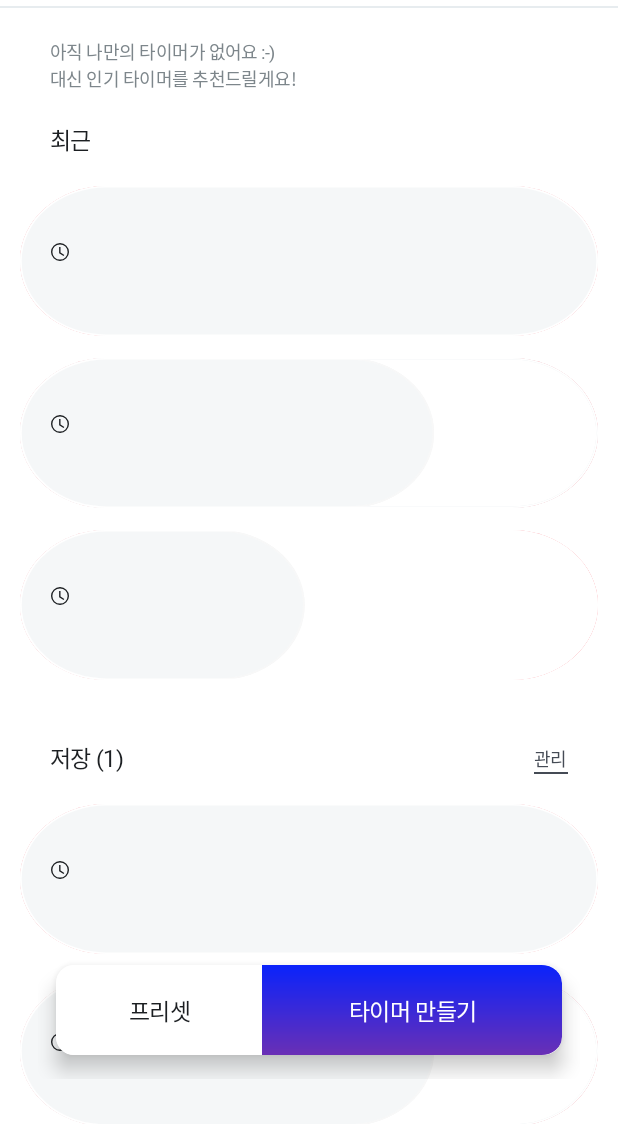
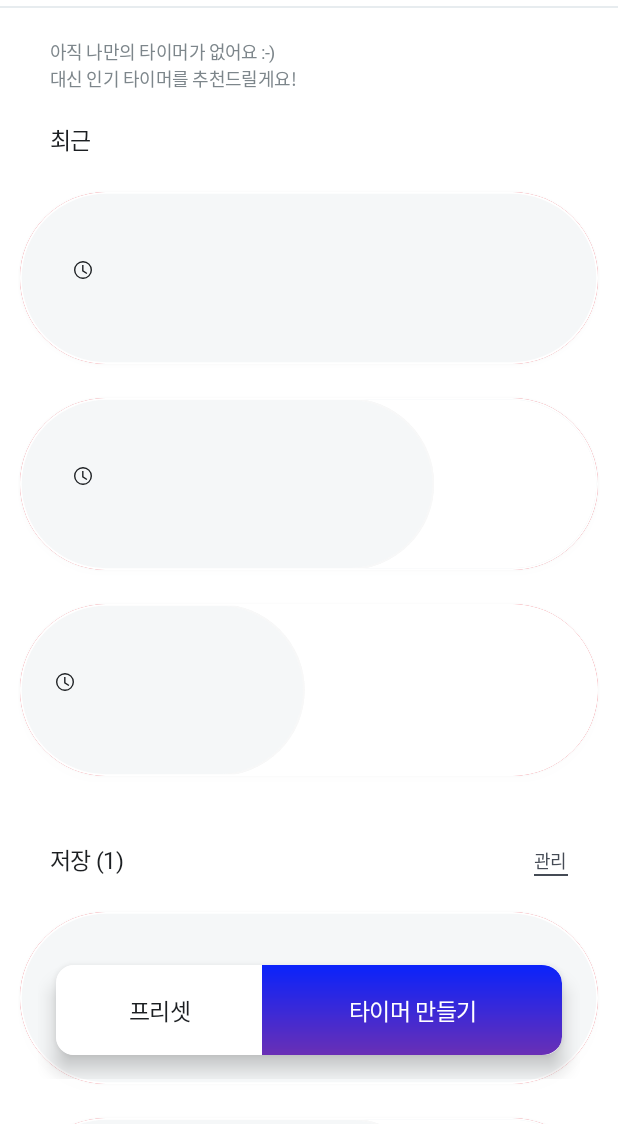
Before and after one commit to trycatch98/timer_client_and, an Android app: the screen it shows after launch (MainActivity), on a phone screen of 412 x 824 dp, the part 112-1236 px from its top. Run offline under Robolectric (Android 15) with nearby library versions, the phone set to English and light mode, and no system bars; our stand-ins replace Dagger/Hilt's generated code, data binding; libraries missing offline, so code that uses them is left out: androidx.hilt.lifecycle.

Commit message:
resource : timer item layout 변경

```diff
--- a/app/src/main/res/layout/item_hour_timer.xml
+++ b/app/src/main/res/layout/item_hour_timer.xml
@@ -10,17 +10,27 @@
             type="String" />
     </data>
 
-    <FrameLayout
+    <androidx.constraintlayout.widget.ConstraintLayout
         xmlns:android="http://schemas.android.com/apk/res/android"
         android:layout_width="match_parent"
-        android:layout_height="100dp">
+        android:layout_height="wrap_content">
 
-        <FrameLayout
+        <androidx.constraintlayout.widget.Guideline
+            android:id="@+id/task_end_guide"
+            android:layout_width="0dp"
+            android:layout_height="0dp"
+            android:orientation="vertical"
+            app:layout_constraintGuide_percent="0.897"/>
+
+        <View
             android:layout_width="match_parent"
-            android:layout_height="match_parent"
+            android:layout_height="0dp"
             android:layout_marginStart="13dp"
             android:layout_marginEnd="13dp"
-            android:background="@drawable/background_timer">
+            app:layout_constraintTop_toTopOf="parent"
+            app:layout_constraintBottom_toBottomOf="parent"
+            app:layout_constraintDimensionRatio="h, 335:100"
+            android:background="@drawable/background_timer"/>
 
         <TextView
             android:id="@+id/task"
@@ -29,41 +39,50 @@
             android:theme="@style/TextTitle"
             android:text="@{task}"
             android:textColor="@color/colorWhite"
-                android:layout_marginEnd="25dp"
-                android:layout_gravity="end|center_vertical" />
+            app:layout_constraintTop_toTopOf="parent"
+            app:layout_constraintBottom_toBottomOf="parent"
+            app:layout_constraintEnd_toEndOf="@id/task_end_guide" />
 
-        </FrameLayout>
+        <com.google.android.material.card.MaterialCardView
+            android:id="@+id/card"
+            android:layout_width="match_parent"
+            android:layout_height="0dp"
+            app:cardCornerRadius="100dp"
+            app:cardElevation="4dp"
+            android:outlineSpotShadowColor="@color/colorShadow"
+            android:layout_marginStart="13dp"
+            android:layout_marginEnd="13dp"
+            android:layout_marginTop="4dp"
+            android:layout_marginBottom="4dp"
+            app:layout_constraintTop_toTopOf="parent"
+            app:layout_constraintBottom_toBottomOf="parent"
+            app:layout_constraintDimensionRatio="h, 335:100">
+
+            <View
+                android:layout_width="match_parent"
+                android:layout_height="match_parent"
+                android:background="@drawable/background_hour_timer"/>
 
             <androidx.constraintlayout.widget.ConstraintLayout
-            android:id="@+id/card"
                 android:layout_width="match_parent"
-            android:layout_height="match_parent"
-            android:layout_marginStart="13dp"
-            android:layout_marginEnd="13dp"
-            android:background="@drawable/background_hour_timer">
+                android:layout_height="match_parent">
 
                 <androidx.constraintlayout.widget.Guideline
-                android:id="@+id/view_start_guide"
+                    android:id="@+id/icon_start_guide"
                     android:layout_width="0dp"
                     android:layout_height="0dp"
                     android:orientation="vertical"
-                app:layout_constraintGuide_begin="21dp"/>
-
-            <androidx.constraintlayout.widget.Guideline
-                android:id="@+id/title_top_guide"
-                android:layout_width="0dp"
-                android:layout_height="0dp"
-                android:orientation="horizontal"
-                app:layout_constraintGuide_begin="32dp"/>
+                    app:layout_constraintGuide_percent="0.094"/>
 
                 <ImageView
                     android:id="@+id/icon"
                     android:layout_width="wrap_content"
                     android:layout_height="wrap_content"
                     android:src="@drawable/ic_timer"
+                    app:layout_constraintVertical_bias="0.6"
                     app:layout_constraintTop_toTopOf="@id/title"
                     app:layout_constraintBottom_toBottomOf="@id/title"
-                app:layout_constraintStart_toStartOf="@id/view_start_guide" />
+                    app:layout_constraintStart_toStartOf="@id/icon_start_guide" />
 
                 <TextView
                     android:id="@+id/title"
@@ -90,5 +109,7 @@
 
             </androidx.constraintlayout.widget.ConstraintLayout>
 
-    </FrameLayout>
+        </com.google.android.material.card.MaterialCardView>
+
+    </androidx.constraintlayout.widget.ConstraintLayout>
 </layout>
--- a/app/src/main/res/layout/item_minute_timer.xml
+++ b/app/src/main/res/layout/item_minute_timer.xml
@@ -10,17 +10,27 @@
             type="String" />
     </data>
 
-    <FrameLayout
+    <androidx.constraintlayout.widget.ConstraintLayout
         xmlns:android="http://schemas.android.com/apk/res/android"
         android:layout_width="match_parent"
-        android:layout_height="100dp">
+        android:layout_height="wrap_content">
 
-        <FrameLayout
+        <androidx.constraintlayout.widget.Guideline
+            android:id="@+id/task_end_guide"
+            android:layout_width="0dp"
+            android:layout_height="0dp"
+            android:orientation="vertical"
+            app:layout_constraintGuide_percent="0.897"/>
+
+        <View
             android:layout_width="match_parent"
-            android:layout_height="match_parent"
+            android:layout_height="0dp"
             android:layout_marginStart="13dp"
             android:layout_marginEnd="13dp"
-            android:background="@drawable/background_timer">
+            app:layout_constraintTop_toTopOf="parent"
+            app:layout_constraintBottom_toBottomOf="parent"
+            app:layout_constraintDimensionRatio="h, 335:100"
+            android:background="@drawable/background_timer"/>
 
         <TextView
             android:id="@+id/task"
@@ -29,41 +39,51 @@
             android:theme="@style/TextTitle"
             android:text="@{task}"
             android:textColor="@color/colorWhite"
-                android:layout_marginEnd="25dp"
-                android:layout_gravity="end|center_vertical" />
+            app:layout_constraintTop_toTopOf="parent"
+            app:layout_constraintBottom_toBottomOf="parent"
+            app:layout_constraintEnd_toEndOf="@id/task_end_guide" />
 
-        </FrameLayout>
+        <com.google.android.material.card.MaterialCardView
+            android:id="@+id/card"
+            android:layout_width="match_parent"
+            android:layout_height="0dp"
+            app:cardCornerRadius="100dp"
+            app:cardElevation="4dp"
+            android:outlineSpotShadowColor="@color/colorShadow"
+            android:layout_marginStart="13dp"
+            android:layout_marginEnd="13dp"
+            android:layout_marginTop="4dp"
+            android:layout_marginBottom="4dp"
+            app:layout_constraintTop_toTopOf="parent"
+            app:layout_constraintBottom_toBottomOf="parent"
+            app:layout_constraintDimensionRatio="h, 335:100">
+
+            <View
+                android:layout_width="match_parent"
+                android:layout_height="match_parent"
+                android:background="@drawable/background_minute_timer"/>
+
 
             <androidx.constraintlayout.widget.ConstraintLayout
-            android:id="@+id/card"
                 android:layout_width="match_parent"
-            android:layout_height="match_parent"
-            android:layout_marginStart="13dp"
-            android:layout_marginEnd="13dp"
-            android:background="@drawable/background_minute_timer">
+                android:layout_height="match_parent">
 
                 <androidx.constraintlayout.widget.Guideline
-                android:id="@+id/view_start_guide"
+                    android:id="@+id/icon_start_guide"
                     android:layout_width="0dp"
                     android:layout_height="0dp"
                     android:orientation="vertical"
-                app:layout_constraintGuide_begin="21dp"/>
-
-            <androidx.constraintlayout.widget.Guideline
-                android:id="@+id/title_top_guide"
-                android:layout_width="0dp"
-                android:layout_height="0dp"
-                android:orientation="horizontal"
-                app:layout_constraintGuide_begin="32dp"/>
+                    app:layout_constraintGuide_percent="0.094"/>
 
                 <ImageView
                     android:id="@+id/icon"
                     android:layout_width="wrap_content"
                     android:layout_height="wrap_content"
                     android:src="@drawable/ic_timer"
+                    app:layout_constraintVertical_bias="0.6"
                     app:layout_constraintTop_toTopOf="@id/title"
                     app:layout_constraintBottom_toBottomOf="@id/title"
-                app:layout_constraintStart_toStartOf="@id/view_start_guide" />
+                    app:layout_constraintStart_toStartOf="@id/icon_start_guide" />
 
                 <TextView
                     android:id="@+id/title"
@@ -90,5 +110,7 @@
 
             </androidx.constraintlayout.widget.ConstraintLayout>
 
-    </FrameLayout>
+        </com.google.android.material.card.MaterialCardView>
+
+    </androidx.constraintlayout.widget.ConstraintLayout>
 </layout>
--- a/app/src/main/res/layout/item_second_timer.xml
+++ b/app/src/main/res/layout/item_second_timer.xml
@@ -10,17 +10,27 @@
             type="String" />
     </data>
 
-    <FrameLayout
+    <androidx.constraintlayout.widget.ConstraintLayout
         xmlns:android="http://schemas.android.com/apk/res/android"
         android:layout_width="match_parent"
-        android:layout_height="100dp">
+        android:layout_height="wrap_content">
 
-        <FrameLayout
+        <androidx.constraintlayout.widget.Guideline
+            android:id="@+id/task_end_guide"
+            android:layout_width="0dp"
+            android:layout_height="0dp"
+            android:orientation="vertical"
+            app:layout_constraintGuide_percent="0.897"/>
+
+        <View
             android:layout_width="match_parent"
-            android:layout_height="match_parent"
+            android:layout_height="0dp"
             android:layout_marginStart="13dp"
             android:layout_marginEnd="13dp"
-            android:background="@drawable/background_timer">
+            app:layout_constraintTop_toTopOf="parent"
+            app:layout_constraintBottom_toBottomOf="parent"
+            app:layout_constraintDimensionRatio="h, 335:100"
+            android:background="@drawable/background_timer"/>
 
         <TextView
             android:id="@+id/task"
@@ -29,41 +39,50 @@
             android:theme="@style/TextTitle"
             android:text="@{task}"
             android:textColor="@color/colorWhite"
-                android:layout_marginEnd="25dp"
-                android:layout_gravity="end|center_vertical" />
+            app:layout_constraintTop_toTopOf="parent"
+            app:layout_constraintBottom_toBottomOf="parent"
+            app:layout_constraintEnd_toEndOf="@id/task_end_guide" />
 
-        </FrameLayout>
+        <com.google.android.material.card.MaterialCardView
+            android:id="@+id/card"
+            android:layout_width="match_parent"
+            android:layout_height="0dp"
+            app:cardCornerRadius="100dp"
+            app:cardElevation="4dp"
+            android:outlineSpotShadowColor="@color/colorShadow"
+            android:layout_marginStart="13dp"
+            android:layout_marginEnd="13dp"
+            android:layout_marginTop="4dp"
+            android:layout_marginBottom="4dp"
+            app:layout_constraintTop_toTopOf="parent"
+            app:layout_constraintBottom_toBottomOf="parent"
+            app:layout_constraintDimensionRatio="h, 335:100">
+
+            <View
+                android:layout_width="match_parent"
+                android:layout_height="match_parent"
+                android:background="@drawable/background_second_timer"/>
 
             <androidx.constraintlayout.widget.ConstraintLayout
-            android:id="@+id/card"
                 android:layout_width="match_parent"
-            android:layout_height="match_parent"
-            android:layout_marginStart="13dp"
-            android:layout_marginEnd="13dp"
-            android:background="@drawable/background_second_timer">
+                android:layout_height="match_parent">
 
                 <androidx.constraintlayout.widget.Guideline
-                android:id="@+id/view_start_guide"
+                    android:id="@+id/icon_start_guide"
                     android:layout_width="0dp"
                     android:layout_height="0dp"
                     android:orientation="vertical"
-                app:layout_constraintGuide_begin="21dp"/>
-
-            <androidx.constraintlayout.widget.Guideline
-                android:id="@+id/title_top_guide"
-                android:layout_width="0dp"
-                android:layout_height="0dp"
-                android:orientation="horizontal"
-                app:layout_constraintGuide_begin="32dp"/>
+                    app:layout_constraintGuide_percent="0.063"/>
 
                 <ImageView
                     android:id="@+id/icon"
                     android:layout_width="wrap_content"
                     android:layout_height="wrap_content"
                     android:src="@drawable/ic_timer"
+                    app:layout_constraintVertical_bias="0.6"
                     app:layout_constraintTop_toTopOf="@id/title"
                     app:layout_constraintBottom_toBottomOf="@id/title"
-                app:layout_constraintStart_toStartOf="@id/view_start_guide" />
+                    app:layout_constraintStart_toStartOf="@id/icon_start_guide" />
 
                 <TextView
                     android:id="@+id/title"
@@ -90,5 +109,7 @@
 
             </androidx.constraintlayout.widget.ConstraintLayout>
 
-    </FrameLayout>
+        </com.google.android.material.card.MaterialCardView>
+
+    </androidx.constraintlayout.widget.ConstraintLayout>
 </layout>
--- a/app/src/main/res/values/colors.xml
+++ b/app/src/main/res/values/colors.xml
@@ -20,6 +20,8 @@
     <color name="colorBackground2">@color/colorPaleGrey</color>
     <color name="colorBackground3">@color/colorWhite</color>
 
+    <color name="colorShadow">#0d454b55</color>
+
     <color name="colorRichBlue">#0a23fb</color>
     <color name="colorLightishRed">#F24150</color>
     <color name="colorLightSeafoam">#a3f5c3</color>
```
Lines whose indentation alone changed are shown as unchanged.
